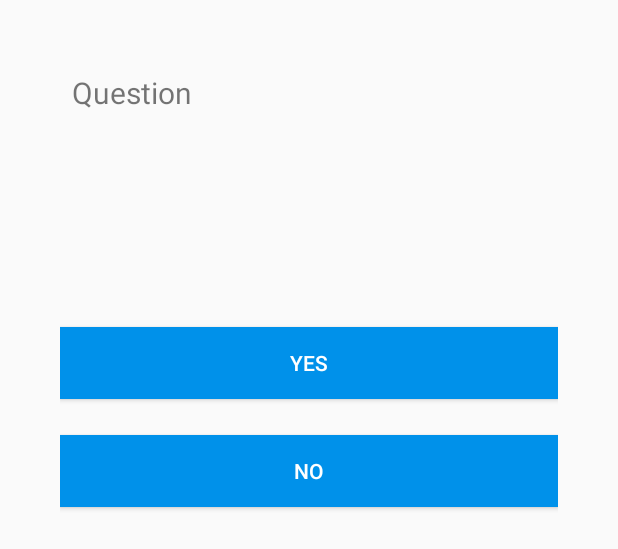
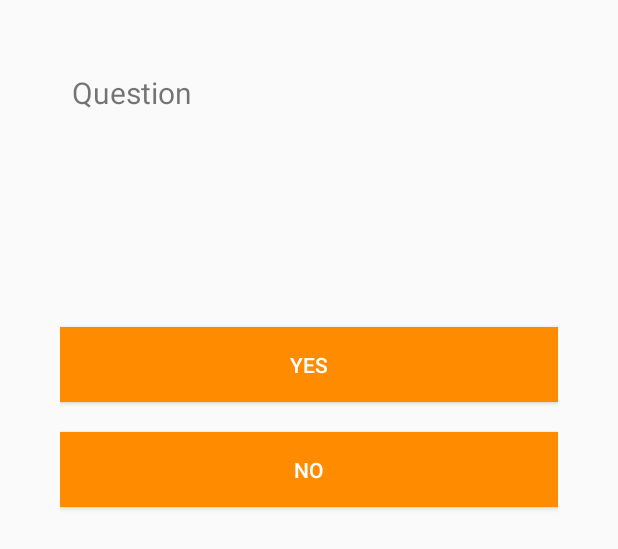
Before and after one commit to Adnan525/ManlyEnvironmentCentre, an Android app: the layout activity_quiz_audit.xml on its own in the app's theme, with its tools: preview values and no code run, on a phone screen of 412 x 824 dp. Shown: the top 549 px of the screen. Run offline under Robolectric (Android 15) with nearby library versions, the light colour scheme and no system bars; Roboto replaces fonts that are not available here.

Commit message:
All tab names are appropriate, quiz audit buttons (color is changed to orange)

```diff
--- a/app/src/main/res/layout/activity_quiz_audit.xml
+++ b/app/src/main/res/layout/activity_quiz_audit.xml
@@ -22,24 +22,24 @@
 
 
     <Button
+        android:text="Yes"
+        android:id="@+id/yesButton"
         android:layout_width="match_parent"
-        android:layout_height="wrap_content"
-        android:text="Yes"
-        android:background="#0091EA"
-        android:textColor="#fff"
+        android:layout_height="50dp"
+        android:layout_marginBottom="20dp"
+        android:background="#FF8C00"
         android:padding="8dp"
-        android:layout_marginBottom="24dp"
-        android:id="@+id/yesButton"/>
+        android:textColor="#fff" />
 
     <Button
+        android:text="No"
+        android:id="@+id/noButton"
         android:layout_width="match_parent"
-        android:layout_height="wrap_content"
-        android:text="No"
-        android:background="#0091EA"
-        android:textColor="#fff"
+        android:layout_height="50dp"
+        android:layout_marginBottom="20dp"
+        android:background="#FF8C00"
         android:padding="8dp"
-        android:layout_marginBottom="24dp"
-        android:id="@+id/noButton"/>
+        android:textColor="#fff" />
 
 
 </LinearLayout>
```
Also changed, not shown: app/src/main/AndroidManifest.xml (+8 -4 lines).
